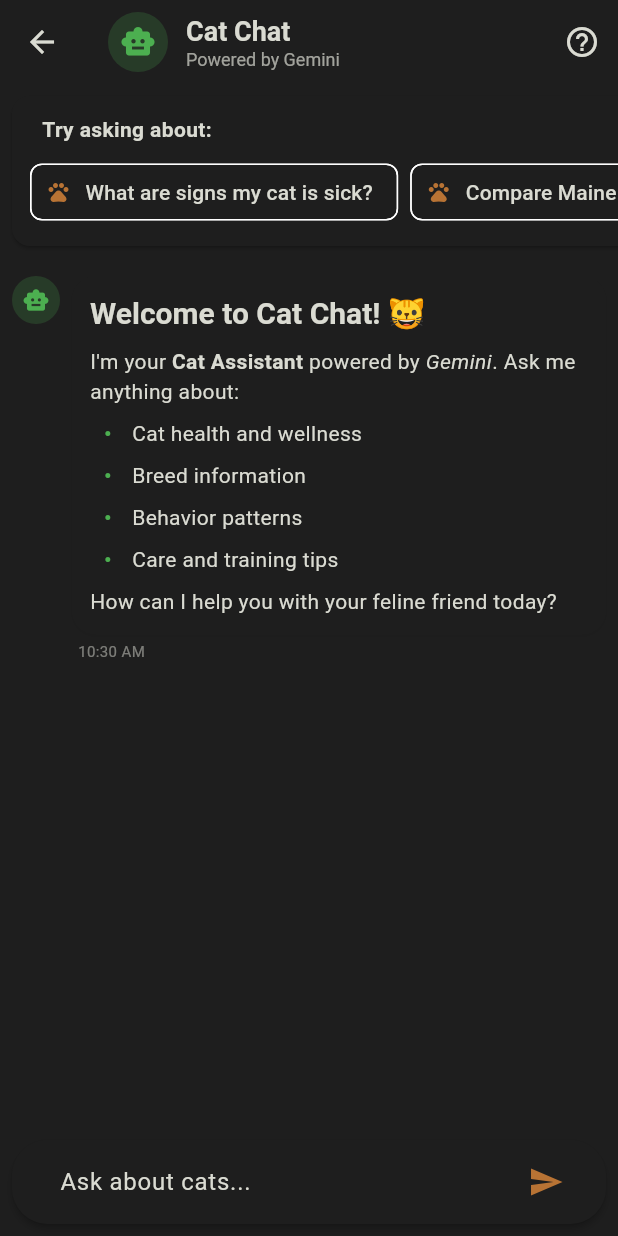
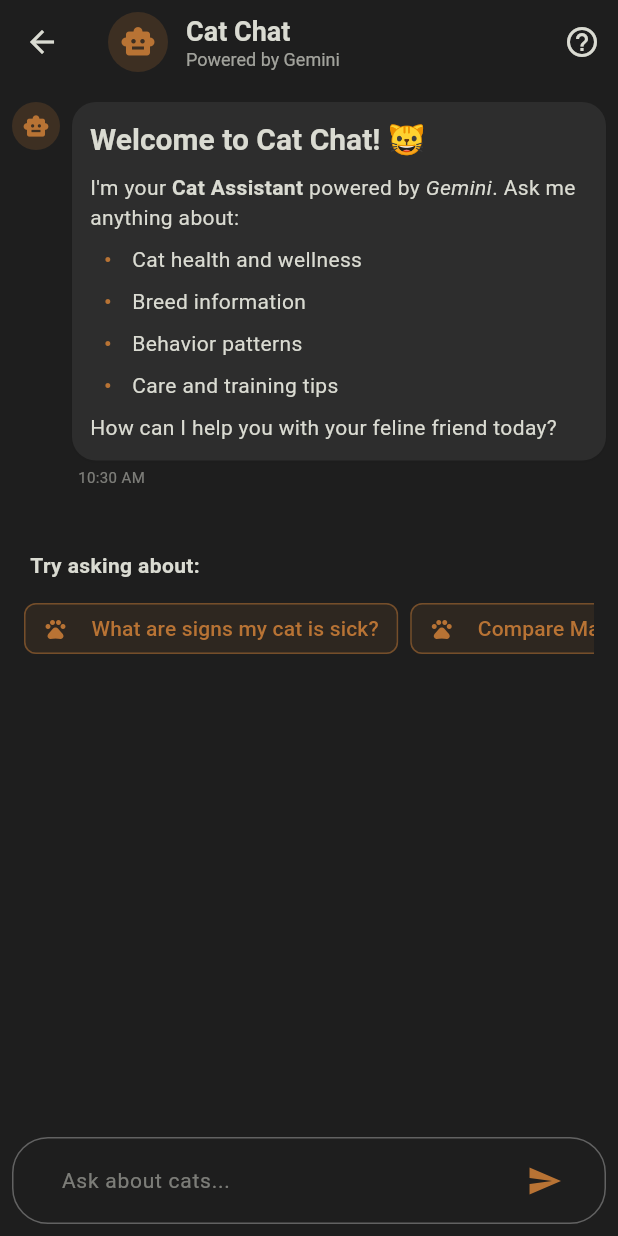
Before and after one commit to zaidy-mughal/GSC-2025-Team-KhanaBadosh, a Flutter app: the ChatScreen screen opened directly, on a phone screen of 412 x 824 dp. Run offline on Flutter 3.47's test engine with Material 3 defaults, Android fonts, the phone set to English and light mode, and no system bars; drawn by our look-alikes of flutter_markdown; our stand-ins replace google_generative_ai, image_picker, supabase_flutter; accounts and stored records are empty.

Commit message:
dashboard ui and chat ui update

```diff
--- a/lib/core/theme/color_schemes.dart
+++ b/lib/core/theme/color_schemes.dart
@@ -3,12 +3,16 @@ import 'package:flutter/material.dart';
 const timberwolf = Color(0xFFDADBD2);
 const renoSand = Color(0xFFB87334);
 const softDarkBackground = Color(0xFF1E1E1E); // Less stark than pure black
+const scaffoldBackgroundLight = Color(0xFFF0F0E8); // Lighter than timberwolf
+const scaffoldBackgroundDark = Color(0xFF121212); // Darker than softDarkBackground
 
 const lightColorScheme = ColorScheme.light(
   surface: timberwolf,
   primary: renoSand,
   onPrimary: Colors.white,
   onSurface: Colors.black,
+  background: scaffoldBackgroundLight,
+  shadow: Colors.black,
 );
 
 const darkColorScheme = ColorScheme.dark(
@@ -16,4 +20,6 @@ const darkColorScheme = ColorScheme.dark(
   primary: renoSand,
   onPrimary: Colors.white,
   onSurface: timberwolf,
+  background: scaffoldBackgroundDark,
+  shadow: Colors.black54,
 );
--- a/lib/views/user/chat_screen.dart
+++ b/lib/views/user/chat_screen.dart
@@ -1,6 +1,7 @@
 import 'dart:async';
 import 'dart:math';
 import 'package:flutter/material.dart';
+import 'package:flutter/services.dart'; // Added for KeyEvent
 import 'package:google_generative_ai/google_generative_ai.dart';
 import 'package:flutter_markdown/flutter_markdown.dart';
 import 'package:url_launcher/url_launcher.dart';
@@ -26,11 +27,14 @@ class ChatScreen extends StatefulWidget {
 
 class _ChatScreenState extends State<ChatScreen> {
   final TextEditingController _textController = TextEditingController();
+  final FocusNode _focusNode = FocusNode(); // Added focus node for keyboard handling
   final List<ChatMessage> _messages = [];
   final ScrollController _scrollController = ScrollController();
   bool _isTyping = false;
   GenerativeModel? _model;
   ChatSession? _chatSession;
+  bool _showSuggestions = true; // Flag to control suggestion visibility
+  bool _isShiftPressed = false; // Track if Shift key is pressed
 
   // Replace with your actual API key
   static const String _apiKey = 'AIzaSyCIw-cx2kCxedSrXLQ9d-1ZDCQvOvit0aI';
@@ -100,6 +104,7 @@ How can I help you with your feline friend today?
         timestamp: DateTime.now(),
       ));
       _isTyping = true;
+      _showSuggestions = false; // Hide suggestions after user sends a message
     });
 
     _scrollToBottom();
@@ -160,10 +165,39 @@ How can I help you with your feline friend today?
     });
   }
 
+  // Function to handle message sending (for both button and Enter key)
+  void _handleSendMessage() {
+    if (_textController.text.trim().isNotEmpty) {
+      _addUserMessage(_textController.text);
+    }
+  }
+
+  // Updated key event handler using the modern KeyEvent API instead of deprecated RawKeyEvent
+  KeyEventResult _handleKeyEvent(FocusNode node, KeyEvent event) {
+    // Track shift key state
+    if (event is KeyDownEvent && event.logicalKey == LogicalKeyboardKey.shift) {
+      _isShiftPressed = true;
+    } else if (event is KeyUpEvent && event.logicalKey == LogicalKeyboardKey.shift) {
+      _isShiftPressed = false;
+    }
+
+    // Handle Enter key press - send message if Enter is pressed without Shift
+    if (event is KeyDownEvent &&
+        event.logicalKey == LogicalKeyboardKey.enter &&
+        !_isShiftPressed) {
+      _handleSendMessage();
+      return KeyEventResult.handled; // Prevent default behavior
+    }
+
+    // Let other key events be handled normally
+    return KeyEventResult.ignored;
+  }
+
   @override
   void dispose() {
     _textController.dispose();
     _scrollController.dispose();
+    _focusNode.dispose();
     super.dispose();
   }
 
@@ -176,11 +210,11 @@ How can I help you with your feline friend today?
         title: Row(
           children: [
             CircleAvatar(
-              backgroundColor: Colors.green.withOpacity(0.2),
-              child: const Icon(Icons.smart_toy, color: Colors.green),
+              backgroundColor: colorScheme.primary.withOpacity(0.2),
+              child: Icon(Icons.smart_toy, color: colorScheme.primary),
             ),
             const SizedBox(width: 12),
-            Expanded(  // Make sure this column doesn't overflow
+            Expanded(
               child: Column(
                 crossAxisAlignment: CrossAxisAlignment.start,
                 children: [
@@ -216,20 +250,6 @@ How can I help you with your feline friend today?
       body: SafeArea(
         child: Column(
           children: [
-            // Chat suggestion chips - wrapped in a Container with fixed height
-            if (_messages.length < 3)
-              Container(
-                constraints: const BoxConstraints(maxHeight: 150),
-                child: SingleChildScrollView(
-                  scrollDirection: Axis.horizontal,
-                  child: SuggestionChips(
-                    onSuggestionTap: (suggestion) {
-                      _addUserMessage(suggestion);
-                    },
-                  ),
-                ),
-              ),
-
             // Messages list - wrap in Expanded + Container to ensure proper rendering
             Expanded(
               child: Container(
@@ -237,13 +257,31 @@ How can I help you with your feline friend today?
                 child: ListView.builder(
                   controller: _scrollController,
                   padding: const EdgeInsets.all(8.0),
-                  itemCount: _messages.length,
+                  itemCount: _messages.length + (_showSuggestions && _messages.length == 1 ? 1 : 0),
                   itemBuilder: (context, index) {
-                    final message = _messages[index];
+                    // If we're at the position after the first message and suggestions should be shown
+                    if (_showSuggestions && index == 1 && _messages.length == 1) {
+                      return SuggestionChips(
+                        onSuggestionTap: (suggestion) {
+                          _addUserMessage(suggestion);
+                        },
+                      );
+                    }
+
+                    // Normal message bubbles (accounting for suggestion position)
+                    final messageIndex = _showSuggestions && _messages.length == 1 && index > 1
+                        ? index - 1
+                        : index;
+
+                    if (messageIndex < _messages.length) {
+                      final message = _messages[messageIndex];
                       return MessageBubble(
                         message: message,
                         colorScheme: colorScheme,
                       );
+                    }
+
+                    return const SizedBox.shrink(); // Fallback
                   },
                 ),
               ),
@@ -257,11 +295,11 @@ How can I help you with your feline friend today?
                   children: [
                     CircleAvatar(
                       radius: 16,
-                      backgroundColor: Colors.green.withOpacity(0.2),
-                      child: const Icon(Icons.smart_toy, size: 18, color: Colors.green),
+                      backgroundColor: colorScheme.primary.withOpacity(0.2),
+                      child: Icon(Icons.smart_toy, size: 18, color: colorScheme.primary),
                     ),
                     const SizedBox(width: 8),
-                    const TypingIndicator(),
+                    TypingIndicator(colorScheme: colorScheme),
                   ],
                 ),
               ),
@@ -274,37 +312,41 @@ How can I help you with your feline friend today?
                 bottom: MediaQuery.of(context).viewInsets.bottom > 0 ? 8.0 : MediaQuery.of(context).padding.bottom + 8.0,
                 top: 8.0,
               ),
-              child: Card(
-                elevation: 2,
+              child: Container(
+                decoration: BoxDecoration(
+                  color: colorScheme.surface,
+                  borderRadius: BorderRadius.circular(24),
+                  border: Border.all(color: colorScheme.outline.withOpacity(0.3)),
+                ),
                 margin: EdgeInsets.zero,
-                shape: RoundedRectangleBorder(
-                  borderRadius: BorderRadius.circular(24),
-                ),
                 child: Padding(
                   padding: const EdgeInsets.symmetric(horizontal: 16.0),
                   child: Row(
                     children: [
                       Expanded(
+                        // Use KeyboardListener instead of RawKeyboardListener
+                        child: Focus(
+                          focusNode: _focusNode,
+                          onKeyEvent: _handleKeyEvent,
                           child: TextField(
                             controller: _textController,
                             textCapitalization: TextCapitalization.sentences,
-                          // Add these properties for multiline support
-                          maxLines: null, // Allows unlimited lines
-                          minLines: 1, // Starts with one line
-                          textInputAction: TextInputAction.newline, // Allows new lines with Enter/Return
-                          keyboardType: TextInputType.multiline, // Enables multiline keyboard
-                          decoration: const InputDecoration(
+                            maxLines: null, // Allow multiple lines
+                            minLines: 1, // Start with one line
+                            keyboardType: TextInputType.multiline, // Support multiline input
+                            style: TextStyle(color: colorScheme.onSurface),
+                            cursorColor: colorScheme.primary,
+                            decoration: InputDecoration(
                               hintText: "Ask about cats...",
+                              hintStyle: TextStyle(color: colorScheme.onSurface.withOpacity(0.5),
+                                  fontSize: 14),
                               border: InputBorder.none,
-                            contentPadding: EdgeInsets.all(16),
+                              contentPadding: const EdgeInsets.all(16),
+                              filled: false,
                             ),
-                          // Changed to onChanged to capture input without submission
-                          onChanged: (text) {
-                            // This will be called as the user types
-                            setState(() {
-                              // You could add additional logic here if needed
-                            });
-                          },
+                            // Do not use onEditingComplete or onSubmitted since
+                            // we're handling key events manually through KeyboardListener
+                          ),
                         ),
                       ),
                       IconButton(
@@ -312,11 +354,7 @@ How can I help you with your feline friend today?
                           Icons.send,
                           color: colorScheme.primary,
                         ),
-                        onPressed: () {
-                          if (_textController.text.trim().isNotEmpty) {
-                            _addUserMessage(_textController.text);
-                          }
-                        },
+                        onPressed: _handleSendMessage,
                       ),
                     ],
                   ),
@@ -336,7 +374,12 @@ How can I help you with your feline friend today?
       context: context,
       builder: (context) => Dialog(
         shape: RoundedRectangleBorder(borderRadius: BorderRadius.circular(20)),
-        child: SingleChildScrollView(  // Add SingleChildScrollView here
+        elevation: 4, // Slightly higher elevation for dialog
+        shadowColor: colorScheme.shadow.withOpacity(0.7),
+        backgroundColor: Theme.of(context).brightness == Brightness.light
+            ? colorScheme.surface.brighten(15)
+            : colorScheme.surface.brighten(20),
+        child: SingleChildScrollView(
           child: Column(
             mainAxisSize: MainAxisSize.min,
             children: [
@@ -345,19 +388,19 @@ How can I help you with your feline friend today?
                 child: Row(
                   mainAxisAlignment: MainAxisAlignment.spaceBetween,
                   children: [
-                    Expanded(  // Added Expanded to prevent overflow
+                    Expanded(
                       child: Row(
                         children: [
                           Container(
                             padding: const EdgeInsets.all(12),
                             decoration: BoxDecoration(
-                              color: Colors.green.withOpacity(0.2),
+                              color: colorScheme.primary.withOpacity(0.2),
                               shape: BoxShape.circle,
                             ),
-                            child: const Icon(Icons.help_outline, color: Colors.green, size: 28),
+                            child: Icon(Icons.help_outline, color: colorScheme.primary, size: 28),
                           ),
                           const SizedBox(width: 16),
-                          const Expanded(  // Added Expanded to prevent text overflow
+                          const Expanded(
                             child: Text(
                               'Chat Help',
                               style: TextStyle(
@@ -419,13 +462,6 @@ How can I help you with your feline friend today?
                       title: 'Behavior Understanding',
                       description: 'Understand why cats behave certain ways',
                     ),
-                    const SizedBox(height: 12),
-                    _buildHelpItem(
-                      context,
-                      icon: Icons.format_bold,
-                      title: 'Rich Formatting',
-                      description: 'Responses include markdown formatting for better readability',
-                    ),
                   ],
                 ),
               ),
@@ -433,8 +469,8 @@ How can I help you with your feline friend today?
                 padding: const EdgeInsets.all(16),
                 child: ElevatedButton(
                   style: ElevatedButton.styleFrom(
-                    backgroundColor: Colors.green,
-                    foregroundColor: Colors.white,
+                    backgroundColor: colorScheme.primary,
+                    foregroundColor: colorScheme.onPrimary,
                     minimumSize: const Size(double.infinity, 50),
                     shape: RoundedRectangleBorder(
                       borderRadius: BorderRadius.circular(12),
@@ -464,13 +500,13 @@ How can I help you with your feline friend today?
         Container(
           padding: const EdgeInsets.all(8),
           decoration: BoxDecoration(
-            color: Colors.green.withOpacity(0.1),
+            color: colorScheme.primary.withOpacity(0.1),
             shape: BoxShape.circle,
           ),
-          child: Icon(icon, size: 20, color: Colors.green),
+          child: Icon(icon, size: 20, color: colorScheme.primary),
         ),
         const SizedBox(width: 16),
-        Expanded(  // Added Expanded to prevent text overflow
+        Expanded(
           child: Column(
             crossAxisAlignment: CrossAxisAlignment.start,
             children: [
@@ -513,6 +549,11 @@ class MessageBubble extends StatelessWidget {
     final isUser = message.isUser;
     final timeFormat = TimeOfDay.fromDateTime(message.timestamp).format(context);
 
+    // Get the appropriate bubble color based on theme brightness
+    final bubbleColor = Theme.of(context).brightness == Brightness.light
+        ? colorScheme.surface.brighten(10)
+        : colorScheme.surface.brighten(15);
+
     return Padding(
       padding: const EdgeInsets.symmetric(vertical: 4.0),
       child: Row(
@@ -522,37 +563,38 @@ class MessageBubble extends StatelessWidget {
           if (!isUser) ...[
             CircleAvatar(
               radius: 16,
-              backgroundColor: Colors.green.withOpacity(0.2),
-              child: const Icon(Icons.smart_toy, size: 18, color: Colors.green),
+              backgroundColor: colorScheme.primary.withOpacity(0.2),
+              child: Icon(Icons.smart_toy, size: 18, color: colorScheme.primary),
             ),
             const SizedBox(width: 8),
           ],
-          Flexible(  // Use Flexible instead of Expanded
+          Flexible(
             child: Column(
               crossAxisAlignment: isUser ? CrossAxisAlignment.end : CrossAxisAlignment.start,
               children: [
                 Container(
                   padding: const EdgeInsets.all(12),
                   decoration: BoxDecoration(
-                    color: isUser
-                        ? colorScheme.primary
-                        : colorScheme.surface,
+                    // Use the same color for both user and bot messages
+                    color: bubbleColor,
                     borderRadius: BorderRadius.circular(16),
                     boxShadow: [
                       BoxShadow(
-                        color: Colors.black.withOpacity(0.05),
+                        color: colorScheme.shadow.withOpacity(0.05),
                         blurRadius: 2,
                         offset: const Offset(0, 1),
                       ),
                     ],
                   ),
-                  // Use Markdown widget for bot messages, regular Text for user messages
-                  child: isUser ? Text(
+                  // Use appropriate text style based on message source
+                  child: isUser
+                      ? Text(
                     message.text,
                     style: TextStyle(
-                      color: colorScheme.onPrimary,
+                      color: colorScheme.onSurface, // Changed from onPrimary to onSurface
                     ),
-                  ) : MarkdownBody(
+                  )
+                      : MarkdownBody(
                     data: message.text,
                     styleSheet: MarkdownStyleSheet(
                       p: TextStyle(color: colorScheme.onSurface),
@@ -584,8 +626,8 @@ class MessageBubble extends StatelessWidget {
                         color: colorScheme.onSurface,
                         fontStyle: FontStyle.italic,
                       ),
-                      listBullet: const TextStyle(
-                        color: Colors.green,
+                      listBullet: TextStyle(
+                        color: colorScheme.primary,
                         fontWeight: FontWeight.bold,
                       ),
                       code: TextStyle(
@@ -624,7 +666,6 @@ class MessageBubble extends StatelessWidget {
                       ),
                       tableColumnWidth: const FlexColumnWidth(),
                       tableCellsPadding: const EdgeInsets.all(8),
-                      // Removed invalid 'table' property
                     ),
                     onTapLink: (text, href, title) {
                       if (href != null) {
@@ -662,7 +703,9 @@ class MessageBubble extends StatelessWidget {
 }
 
 class TypingIndicator extends StatefulWidget {
-  const TypingIndicator({super.key});
+  final ColorScheme colorScheme;
+
+  const TypingIndicator({super.key, required this.colorScheme});
 
   @override
   State<TypingIndicator> createState() => _TypingIndicatorState();
@@ -720,7 +763,7 @@ class _TypingIndicatorState extends State<TypingIndicator> with SingleTickerProv
           width: 8,
           height: 8,
           decoration: BoxDecoration(
-            color: Colors.green.withOpacity(0.5 + 0.5 * animation.value),
+            color: widget.colorScheme.primary.withOpacity(0.5 + 0.5 * animation.value),
             shape: BoxShape.circle,
           ),
         );
@@ -729,6 +772,7 @@ class _TypingIndicatorState extends State<TypingIndicator> with SingleTickerProv
   }
 }
 
+// Modified SuggestionChips to be horizontally scrollable
 class SuggestionChips extends StatelessWidget {
   final Function(String) onSuggestionTap;
 
@@ -739,6 +783,7 @@ class SuggestionChips extends StatelessWidget {
 
   @override
   Widget build(BuildContext context) {
+    final colorScheme = Theme.of(context).colorScheme;
     final suggestions = [
       "What are signs my cat is sick?",
       "Compare Maine Coon vs Persian cats",
@@ -747,40 +792,41 @@ class SuggestionChips extends StatelessWidget {
       "How to stop scratching furniture"
     ];
 
-    return Card(
+    return Container(
       margin: const EdgeInsets.all(8),
-      shape: RoundedRectangleBorder(
-        borderRadius: BorderRadius.circular(12),
-      ),
-      child: Padding(
-        padding: const EdgeInsets.all(12.0),
       child: Column(
         crossAxisAlignment: CrossAxisAlignment.start,
-          mainAxisSize: MainAxisSize.min,  // Keep the column as small as possible
         children: [
+          const SizedBox(height: 30),
           Padding(
-              padding: const EdgeInsets.only(left: 8.0, bottom: 8.0),
+            padding: const EdgeInsets.only(bottom: 8.0, left: 4.0),
             child: Text(
               "Try asking about:",
               style: TextStyle(
                 fontWeight: FontWeight.bold,
-                  color: Theme.of(context).colorScheme.onSurface,
+                color: colorScheme.onSurface,
               ),
             ),
           ),
-            SingleChildScrollView(  // Add horizontal scrolling capability
+          SingleChildScrollView(
             scrollDirection: Axis.horizontal,
-              child: Row(  // Change Wrap to Row with SingleChildScrollView
+            child: Row(
               children: suggestions.map((suggestion) {
                 return Padding(
                   padding: const EdgeInsets.only(right: 8.0),
                   child: ActionChip(
-                      label: Text(suggestion),
+                    backgroundColor: colorScheme.primary.withOpacity(0.1), // Restored background color
+                    side: BorderSide(color: colorScheme.primary.withOpacity(0.3)),
+                    label: Text(
+                      suggestion,
+                      style: TextStyle(color: colorScheme.primary),
+                    ),
                     avatar: Icon(
                       Icons.pets,
                       size: 16,
-                        color: Theme.of(context).colorScheme.primary,
+                      color: colorScheme.primary,
                     ),
+                    padding: const EdgeInsets.symmetric(horizontal: 4),
                     onPressed: () => onSuggestionTap(suggestion),
                   ),
                 );
@@ -789,7 +835,27 @@ class SuggestionChips extends StatelessWidget {
           ),
         ],
       ),
-      ),
     );
   }
 }
+
+// Extension to adjust color brightness (added from user_dashboard.dart)
+extension ColorBrightness on Color {
+  Color brighten(int amount) {
+    return Color.fromARGB(
+      alpha,
+      (red + amount).clamp(0, 255),
+      (green + amount).clamp(0, 255),
+      (blue + amount).clamp(0, 255),
+    );
+  }
+
+  Color darken(int amount) {
+    return Color.fromARGB(
+      alpha,
+      (red - amount).clamp(0, 255),
+      (green - amount).clamp(0, 255),
+      (blue - amount).clamp(0, 255),
+    );
+  }
+}
```
Also changed, not shown: lib/views/user/user_dashboard.dart (+38 -13 lines), lib/views/user/user_main.dart (+9 -6 lines), pubspec.lock. Lines whose indentation alone changed are shown as unchanged.
